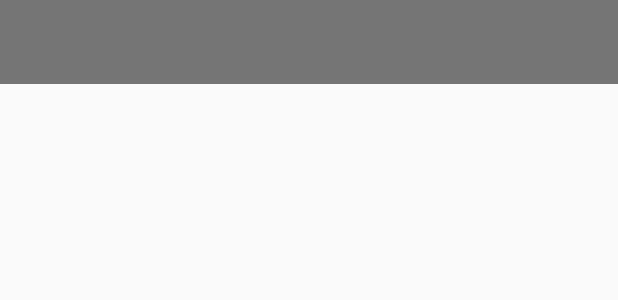
After one commit to namsangil/seoulAppContest2018, an Android app: the layout toolbar.xml on its own in the app's theme, with its tools: preview values and no code run, on a phone screen of 412 x 824 dp. The commit adds this screen. Shown: the top 300 px of the screen. Run offline under Robolectric (Android 15) with nearby library versions, the phone set to English and light mode, and no system bars.

Commit message:
슬라이드 메뉴 추가

```diff
--- a/app/build.gradle
+++ b/app/build.gradle
@@ -22,6 +22,7 @@ dependencies {
     implementation fileTree(dir: 'libs', include: ['*.jar'])
     implementation 'com.android.support:appcompat-v7:27.1.1'
     implementation 'com.android.support.constraint:constraint-layout:1.1.2'
+    implementation 'com.android.support:design:27.1.1'
     testImplementation 'junit:junit:4.12'
     androidTestImplementation 'com.android.support.test:runner:1.0.2'
     androidTestImplementation 'com.android.support.test.espresso:espresso-core:3.0.2'
--- /dev/null
+++ b/app/src/main/res/layout/toolbar.xml
@@ -0,0 +1,18 @@
+<?xml version="1.0" encoding="utf-8"?>
+<android.support.constraint.ConstraintLayout
+    xmlns:android="http://schemas.android.com/apk/res/android" android:layout_width="match_parent"
+    android:layout_height="match_parent">
+
+    <android.support.v7.widget.Toolbar
+        xmlns:android="http://schemas.android.com/apk/res/android"
+        xmlns:app="http://schemas.android.com/apk/res-auto"
+        android:id="@+id/toolbar"
+        android:layout_height="wrap_content"
+        android:layout_width="match_parent"
+        android:fitsSystemWindows="true"
+        android:minHeight="?attr/actionBarSize"
+        app:theme="@style/Theme.Design.Light.NoActionBar"
+        android:background="?attr/colorPrimaryDark">
+    </android.support.v7.widget.Toolbar>
+
+</android.support.constraint.ConstraintLayout>
--- a/app/src/main/res/values/strings.xml
+++ b/app/src/main/res/values/strings.xml
@@ -1,3 +1,5 @@
 <resources>
     <string name="app_name">서울시WE</string>
+    <string name="drawer_open">Open navigation drawer</string>
+    <string name="drawer_close">Close navigation drawer</string>
 </resources>
```
Also changed, not shown: app/src/main/java/appcontest/seoulsi_we/MainActivity.java (+67 -1 lines), app/src/main/res/layout/activity_main.xml (+36 -0 lines), app/src/main/res/menu/drawer_view.xml (added, +15 -0 lines).
